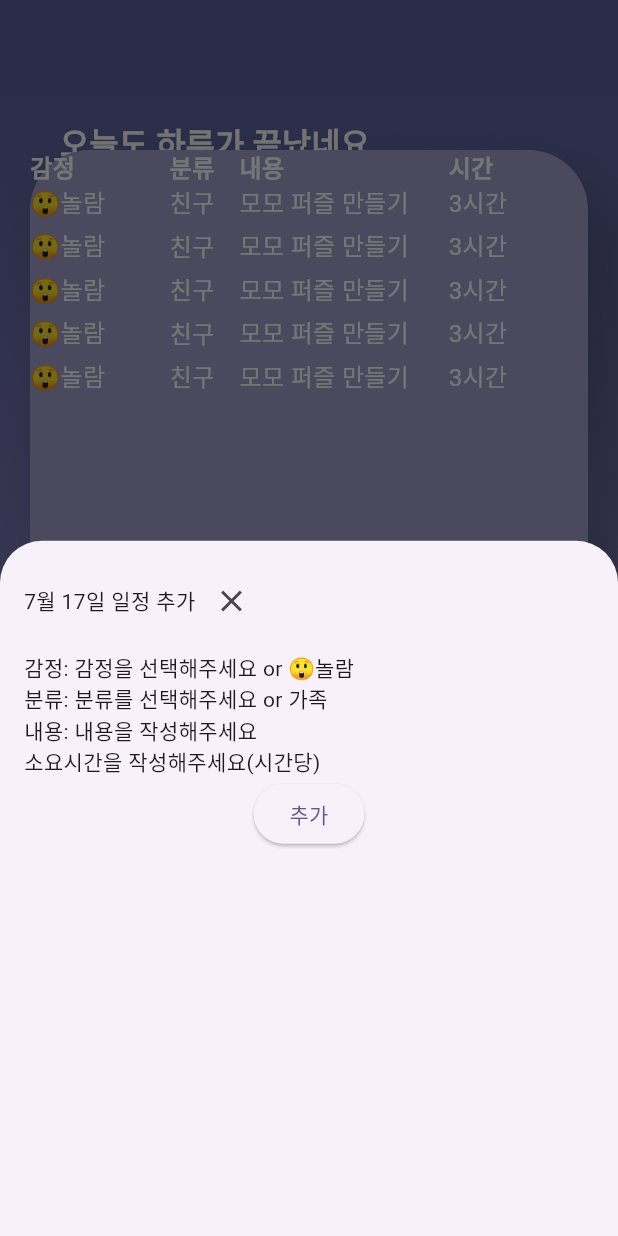
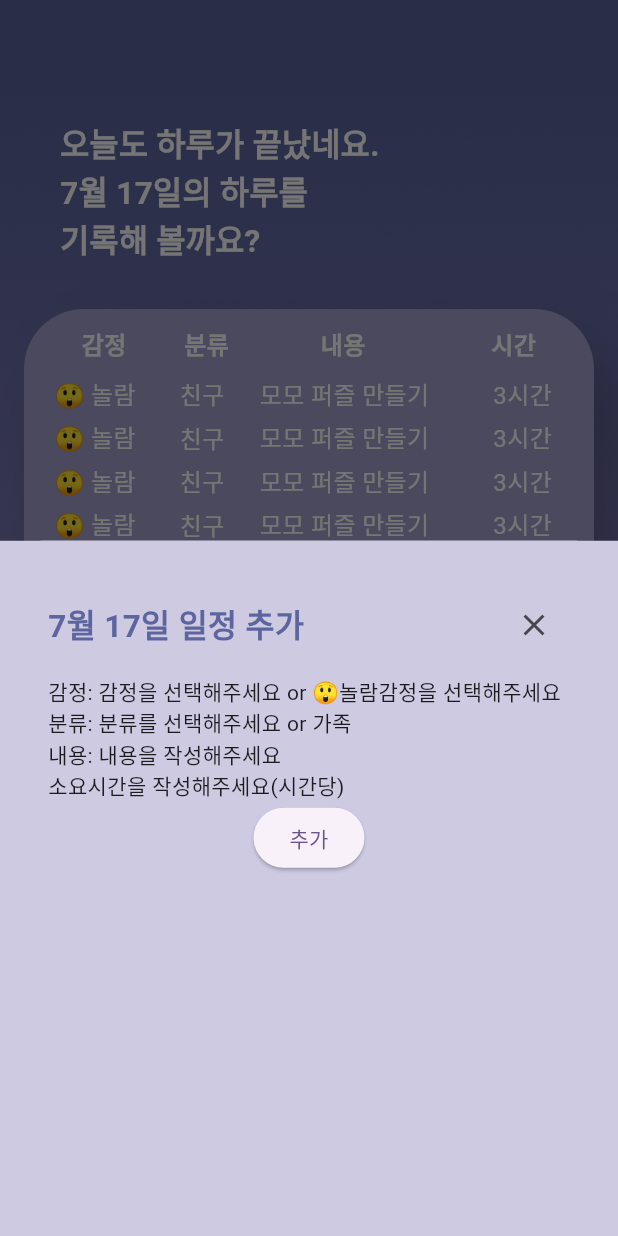
Before and after one commit to hackathon1team/hackathon1_app, a Flutter app: the screen it shows after launch, after a tap on the "add" icon, on a phone screen of 412 x 824 dp. Run offline on Flutter 3.47's test engine with Material 3 defaults, Android fonts, the light colour scheme and no system bars; our stand-ins replace glassmorphism_ui.

Commit message:
bottomsheet modify

```diff
--- a/lib/screen/time_ledger_screen.dart
+++ b/lib/screen/time_ledger_screen.dart
@@ -1,4 +1,3 @@
-import 'package:data_table_2/data_table_2.dart';
 import 'package:flutter/material.dart';
 import 'package:memory_app/const/emoji.dart';
 
@@ -83,11 +82,11 @@ class _TimeLedgerScreenState extends State<TimeLedgerScreen> {
     final TextStyle _rowStyle = TextStyle(
         fontSize: 16, fontWeight: FontWeight.normal, color: Colors.white);
 
-    return Stack(
+    return Column(
+      crossAxisAlignment: CrossAxisAlignment.stretch,
       children: [
-        Positioned(
-          top: 80,
-          left: 40,
+        Padding(
+          padding: EdgeInsets.only(top: 80, left: 40),
           child: Text(
             _selectedDate.month == DateTime.now().month &&
                     _selectedDate.day == DateTime.now().day
@@ -100,9 +99,10 @@ class _TimeLedgerScreenState extends State<TimeLedgerScreen> {
             ),
           ),
         ),
-        Padding(
-          padding: const EdgeInsets.symmetric(horizontal: 20, vertical: 80),
-          child: Column(
+        SizedBox(
+          height: 10,
+        ),
+        Column(
           mainAxisAlignment: MainAxisAlignment.center,
           crossAxisAlignment: CrossAxisAlignment.stretch,
           children: [
@@ -143,8 +143,10 @@ class _TimeLedgerScreenState extends State<TimeLedgerScreen> {
             SizedBox(
               height: 10,
             ),
-              Expanded(
+            Padding(
+              padding: const EdgeInsets.symmetric(horizontal: 16.0),
               child: Container(
+                height: 300, // 컨테이너의 높이를 고정
                 decoration: BoxDecoration(
                   color: Color(0xFFA1A0CA),
                   borderRadius: BorderRadius.circular(40),
@@ -158,44 +160,60 @@ class _TimeLedgerScreenState extends State<TimeLedgerScreen> {
                 ),
                 child: Column(
                   children: [
-                      Row(
+                    Padding(
+                      padding: const EdgeInsets.fromLTRB(8.0, 12.0, 8.0, 0.0),
+                      child: Row(
                         children: [
                           Expanded(
                               flex: 2,
                               child: Text(
                                 '감정',
                                 style: _columnStyle,
+                                overflow: TextOverflow.ellipsis,
+                                textAlign: TextAlign.center,
                               )),
                           Expanded(
                               flex: 1,
                               child: Text(
                                 '분류',
                                 style: _columnStyle,
+                                overflow: TextOverflow.ellipsis,
+                                textAlign: TextAlign.center,
                               )),
                           Expanded(
                               flex: 3,
                               child: Text(
                                 '내용',
                                 style: _columnStyle,
+                                overflow: TextOverflow.ellipsis,
+                                textAlign: TextAlign.center,
                               )),
                           Expanded(
                               flex: 2,
                               child: Text(
                                 '시간',
                                 style: _columnStyle,
+                                overflow: TextOverflow.ellipsis,
+                                textAlign: TextAlign.center,
                               )),
                         ],
                       ),
+                    ),
                     Expanded(
                       child: ListView.separated(
+                        padding: EdgeInsets.symmetric(vertical: 10),
                         itemBuilder: (context, index) {
-                                return Row(
+                          return GestureDetector(
+                            onTap: () {},
+                            child: Row(
                               children: [
                                 Expanded(
                                   flex: 2,
                                   child: Text(
-                                        '😲${neutralEmoji['😲']}',
+                                    '😲 ${neutralEmoji['😲']}',
                                     style: _rowStyle,
+                                    textAlign: TextAlign.center,
+                                    overflow: TextOverflow.ellipsis,
                                   ),
                                 ),
                                 Expanded(
@@ -203,6 +221,8 @@ class _TimeLedgerScreenState extends State<TimeLedgerScreen> {
                                   child: Text(
                                     '친구',
                                     style: _rowStyle,
+                                    overflow: TextOverflow.ellipsis,
+                                    textAlign: TextAlign.center,
                                   ),
                                 ),
                                 Expanded(
@@ -210,6 +230,8 @@ class _TimeLedgerScreenState extends State<TimeLedgerScreen> {
                                   child: Text(
                                     '모모 퍼즐 만들기',
                                     style: _rowStyle,
+                                    textAlign: TextAlign.center,
+                                    overflow: TextOverflow.ellipsis,
                                   ),
                                 ),
                                 Expanded(
@@ -217,21 +239,28 @@ class _TimeLedgerScreenState extends State<TimeLedgerScreen> {
                                   child: Text(
                                     '3시간',
                                     style: _rowStyle,
+                                    overflow: TextOverflow.ellipsis,
+                                    textAlign: TextAlign.center,
                                   ),
                                 ),
                               ],
+                            ),
                           );
                         },
                         separatorBuilder: (context, index) => SizedBox(
                           height: 5,
                         ),
-                              itemCount: 5)),
+                        itemCount: 5,
+                      ),
+                    ),
+                    SizedBox(
+                      height: 20,
+                    ),
                   ],
                 ),
               ),
             ),
           ],
-          ),
         ),
       ],
     );
@@ -280,14 +309,23 @@ class _TimeLedgerScreenState extends State<TimeLedgerScreen> {
                         context: context,
                         builder: (context) {
                           return Container(
+                            color: Color(0xFFCDCAE2),
                             child: Padding(
-                              padding: const EdgeInsets.all(16.0),
+                              padding: const EdgeInsets.all(32.0),
                               child: Column(
                                 children: [
                                   Row(
+                                    mainAxisAlignment:
+                                        MainAxisAlignment.spaceBetween,
                                     children: [
                                       Text(
-                                          '${_selectedDate.month}월 ${_selectedDate.day}일 일정 추가'),
+                                        '${_selectedDate.month}월 ${_selectedDate.day}일 일정 추가',
+                                        style: TextStyle(
+                                          fontSize: 21,
+                                          fontWeight: FontWeight.bold,
+                                          color: Color(0xFF5D659E),
+                                        ),
+                                      ),
                                       IconButton(
                                           onPressed: () {},
                                           icon: Icon(Icons.close)),
@@ -300,6 +338,7 @@ class _TimeLedgerScreenState extends State<TimeLedgerScreen> {
                                     children: [
                                       Text(
                                           '감정: 감정을 선택해주세요 or 😲${neutralEmoji['😲']}'),
+                                      Text('감정을 선택해주세요')
                                     ],
                                   ),
                                   Row(
```
Lines whose indentation alone changed are shown as unchanged.
